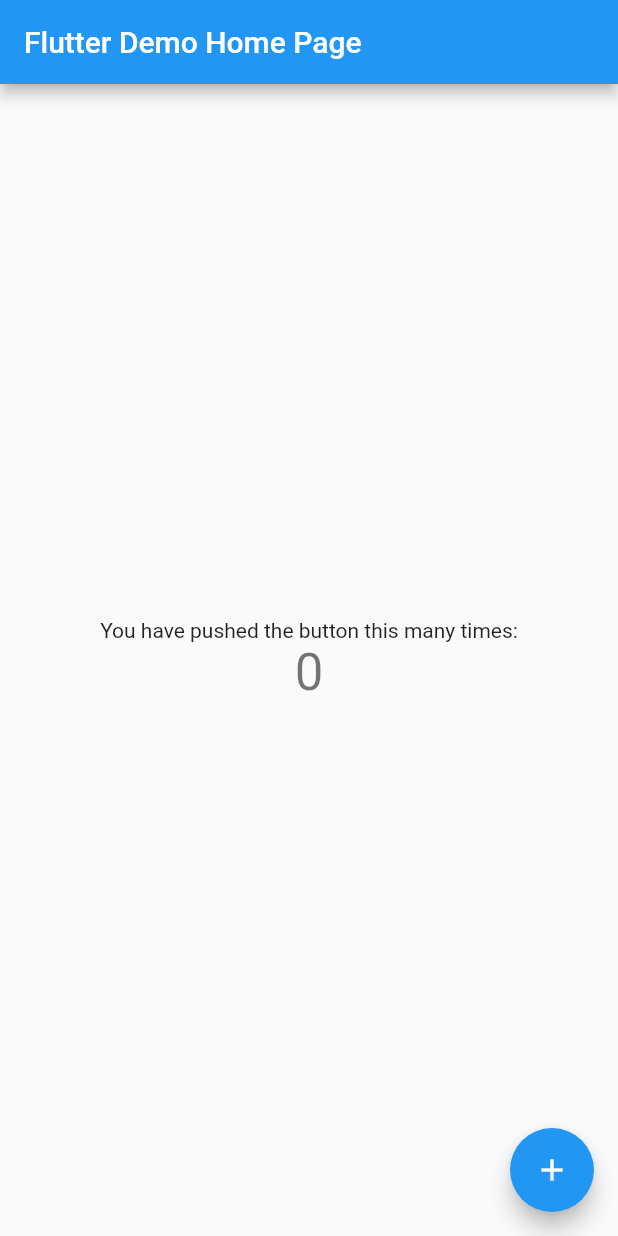
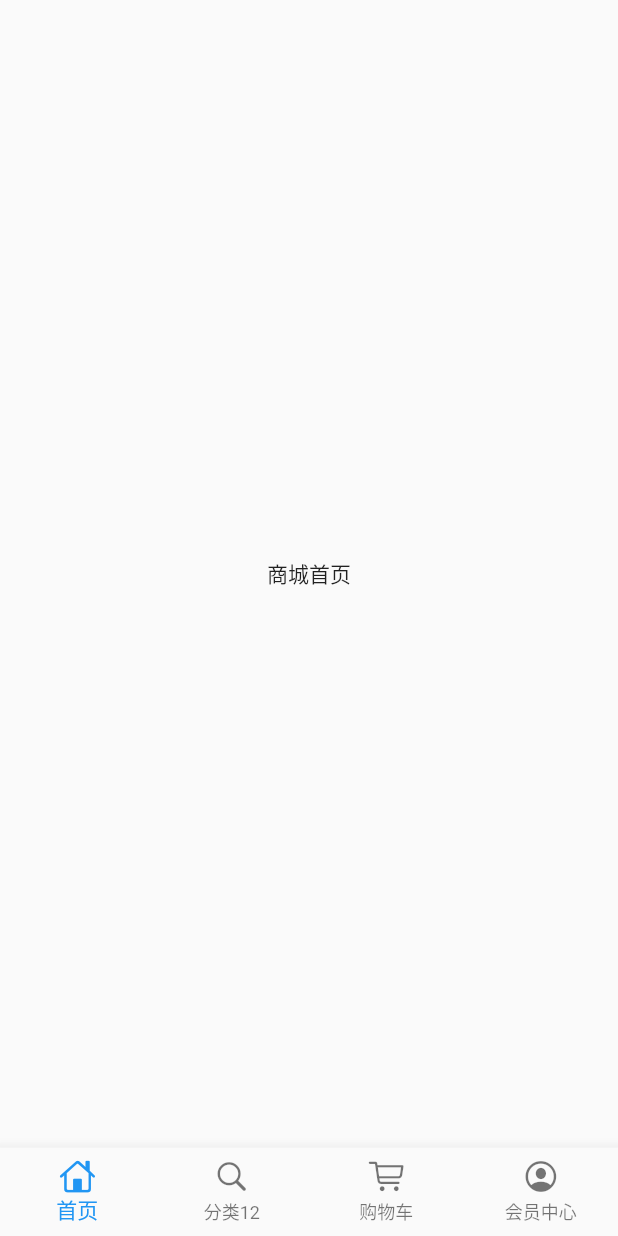
Before and after one commit to webwyb/flutter_shop, a Flutter app: the screen it shows after launch, on a phone screen of 412 x 824 dp. Run offline on Flutter 3.47's test engine with Material 2 defaults, Android fonts, the phone set to English and light mode, and no system bars.

Commit message:
feat: tab

```diff
--- a/lib/main.dart
+++ b/lib/main.dart
@@ -1,111 +1,21 @@
 import 'package:flutter/material.dart';
+import 'package:flutter/cupertino.dart';
+import './page/index_page.dart';
 
 void main() => runApp(MyApp());
 
 class MyApp extends StatelessWidget {
-  // This widget is the root of your application.
   @override
   Widget build(BuildContext context) {
-    return MaterialApp(
-      title: 'Flutter Demo',
-      theme: ThemeData(
-        // This is the theme of your application.
-        //
-        // Try running your application with "flutter run". You'll see the
-        // application has a blue toolbar. Then, without quitting the app, try
-        // changing the primarySwatch below to Colors.green and then invoke
-        // "hot reload" (press "r" in the console where you ran "flutter run",
-        // or simply save your changes to "hot reload" in a Flutter IDE).
-        // Notice that the counter didn't reset back to zero; the application
-        // is not restarted.
-        primarySwatch: Colors.blue,
+    return Container(
+      child: MaterialApp(
+        title: '百姓生活+',
+        debugShowCheckedModeBanner: false,
+        theme: ThemeData(
+            primaryColor: Colors.pink
+        ),
+        home: IndexPage(),
       ),
-      home: MyHomePage(title: 'Flutter Demo Home Page'),
     );
   }
 }
-
-class MyHomePage extends StatefulWidget {
-  MyHomePage({Key key, this.title}) : super(key: key);
-
-  // This widget is the home page of your application. It is stateful, meaning
-  // that it has a State object (defined below) that contains fields that affect
-  // how it looks.
-
-  // This class is the configuration for the state. It holds the values (in this
-  // case the title) provided by the parent (in this case the App widget) and
-  // used by the build method of the State. Fields in a Widget subclass are
-  // always marked "final".
-
-  final String title;
-
-  @override
-  _MyHomePageState createState() => _MyHomePageState();
-}
-
-class _MyHomePageState extends State<MyHomePage> {
-  int _counter = 0;
-
-  void _incrementCounter() {
-    setState(() {
-      // This call to setState tells the Flutter framework that something has
-      // changed in this State, which causes it to rerun the build method below
-      // so that the display can reflect the updated values. If we changed
-      // _counter without calling setState(), then the build method would not be
-      // called again, and so nothing would appear to happen.
-      _counter++;
-    });
-  }
-
-  @override
-  Widget build(BuildContext context) {
-    // This method is rerun every time setState is called, for instance as done
-    // by the _incrementCounter method above.
-    //
-    // The Flutter framework has been optimized to make rerunning build methods
-    // fast, so that you can just rebuild anything that needs updating rather
-    // than having to individually change instances of widgets.
-    return Scaffold(
-      appBar: AppBar(
-        // Here we take the value from the MyHomePage object that was created by
-        // the App.build method, and use it to set our appbar title.
-        title: Text(widget.title),
-      ),
-      body: Center(
-        // Center is a layout widget. It takes a single child and positions it
-        // in the middle of the parent.
-        child: Column(
-          // Column is also layout widget. It takes a list of children and
-          // arranges them vertically. By default, it sizes itself to fit its
-          // children horizontally, and tries to be as tall as its parent.
-          //
-          // Invoke "debug painting" (press "p" in the console, choose the
-          // "Toggle Debug Paint" action from the Flutter Inspector in Android
-          // Studio, or the "Toggle Debug Paint" command in Visual Studio Code)
-          // to see the wireframe for each widget.
-          //
-          // Column has various properties to control how it sizes itself and
-          // how it positions its children. Here we use mainAxisAlignment to
-          // center the children vertically; the main axis here is the vertical
-          // axis because Columns are vertical (the cross axis would be
-          // horizontal).
-          mainAxisAlignment: MainAxisAlignment.center,
-          children: <Widget>[
-            Text(
-              'You have pushed the button this many times:',
-            ),
-            Text(
-              '$_counter',
-              style: Theme.of(context).textTheme.display1,
-            ),
-          ],
-        ),
-      ),
-      floatingActionButton: FloatingActionButton(
-        onPressed: _incrementCounter,
-        tooltip: 'Increment',
-        child: Icon(Icons.add),
-      ), // This trailing comma makes auto-formatting nicer for build methods.
-    );
-  }
-}
--- /dev/null
+++ b/lib/page/cart_page.dart
@@ -0,0 +1,12 @@
+import 'package:flutter/material.dart';
+
+class CartPage extends StatelessWidget {
+  @override
+  Widget build(BuildContext context) {
+    return Scaffold(
+      body: Center(
+        child: Text('商城首页2'),
+      ),
+    );
+  }
+}
--- /dev/null
+++ b/lib/page/category_page.dart
@@ -0,0 +1,12 @@
+import 'package:flutter/material.dart';
+
+class CategoryPage extends StatelessWidget {
+  @override
+  Widget build(BuildContext context) {
+    return Scaffold(
+      body: Center(
+        child: Text('商城首页3'),
+      ),
+    );
+  }
+}
--- /dev/null
+++ b/lib/page/home_page.dart
@@ -0,0 +1,23 @@
+import 'package:flutter/material.dart';
+
+class HomePage extends StatelessWidget {
+  @override
+  Widget build(BuildContext context) {
+    return Scaffold(
+      body: Center(
+        child: Text('商城首页'),
+      ),
+    );
+  }
+}
+
+//class HomePage extends StatelessWidget {
+//  @override
+//  Widget build(BuildContext context){
+//    return Scaffold(
+//      body: Center(
+//        child: Text('百姓生活+'),
+//      )
+//    )
+//  }
+//}
--- /dev/null
+++ b/lib/page/index_page.dart
@@ -0,0 +1,52 @@
+import 'package:flutter/material.dart';
+import 'package:flutter/cupertino.dart';
+import 'home_page.dart';
+import 'cart_page.dart';
+import 'category_page.dart';
+import 'member_page.dart';
+
+class IndexPage extends StatefulWidget {
+  @override
+  _IndexPageState createState() => _IndexPageState();
+}
+
+class _IndexPageState extends State<IndexPage> {
+  final List<BottomNavigationBarItem> bottomTabs = [
+    BottomNavigationBarItem(
+        icon: Icon(CupertinoIcons.home), title: Text('首页')),
+    BottomNavigationBarItem(
+        icon: Icon(CupertinoIcons.search), title: Text('分类12')),
+    BottomNavigationBarItem(
+        icon: Icon(CupertinoIcons.shopping_cart), title: Text('购物车')),
+    BottomNavigationBarItem(
+        icon: Icon(CupertinoIcons.profile_circled), title: Text('会员中心')),
+  ];
+  final List tabBodies = [HomePage(), CategoryPage(), CartPage(), MemberPage()];
+  int currentIndex = 0;
+  var currentPage;
+
+  @override
+  void initState() {
+    currentPage = tabBodies[currentIndex];
+    super.initState();
+  }
+
+  @override
+  Widget build(BuildContext context) {
+    return Scaffold(
+      backgroundColor: Color.fromRGBO(244, 245, 245, 1.0),
+      bottomNavigationBar: BottomNavigationBar(
+        type: BottomNavigationBarType.fixed,
+        currentIndex: currentIndex,
+        items: bottomTabs,
+        onTap: (index) {
+          setState(() {
+            currentIndex = index;
+            currentPage = tabBodies[currentIndex];
+          });
+        },
+      ),
+      body: currentPage,
+    );
+  }
+}
--- /dev/null
+++ b/lib/page/member_page.dart
@@ -0,0 +1,12 @@
+import 'package:flutter/material.dart';
+
+class MemberPage extends StatelessWidget {
+  @override
+  Widget build(BuildContext context) {
+    return Scaffold(
+      body: Center(
+        child: Text('商城首页4'),
+      ),
+    );
+  }
+}
```
